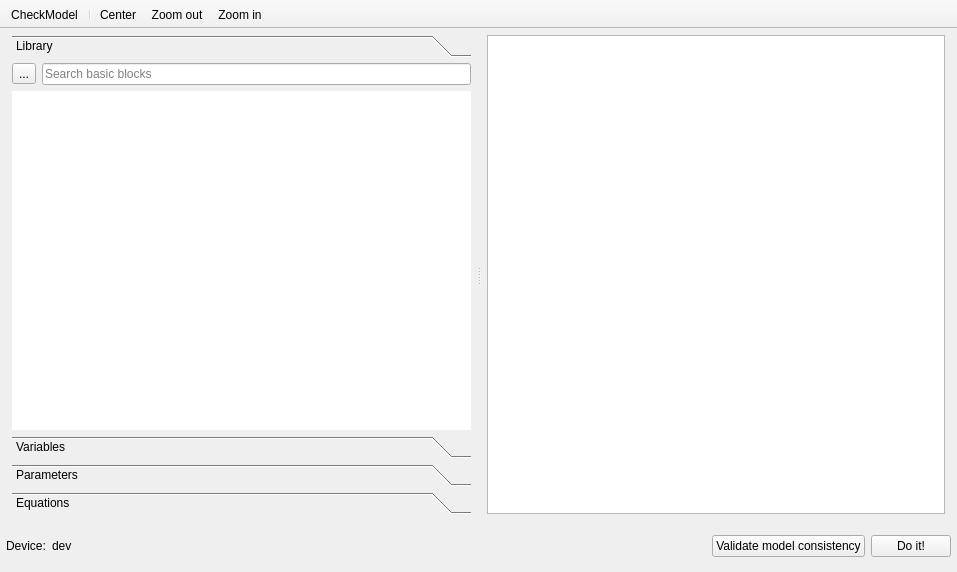
SanPen/VeraGrid, file src/VeraGrid/Gui/DynamicModelEditor/block_editor.ui: the form before one commit.
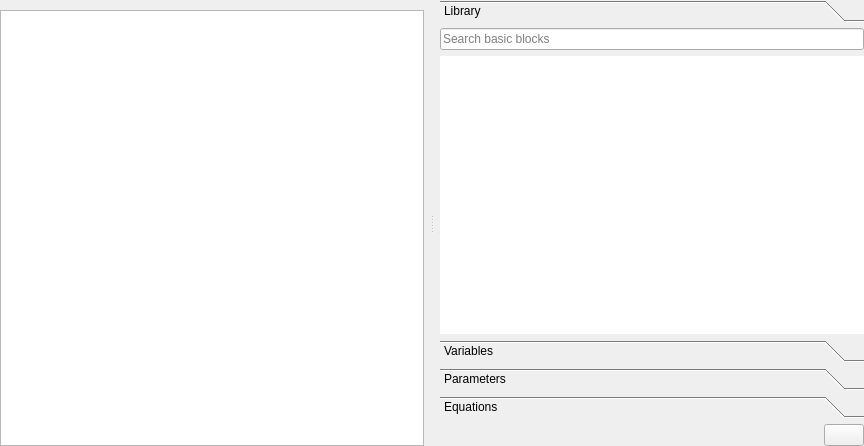
The form after the commit. Icons and pictures are not drawn.

The edit to the form file:
```diff
--- a/src/VeraGrid/Gui/DynamicModelEditor/block_editor.ui
+++ b/src/VeraGrid/Gui/DynamicModelEditor/block_editor.ui
@@ -6,8 +6,8 @@
    <rect>
     <x>0</x>
     <y>0</y>
-    <width>957</width>
-    <height>572</height>
+    <width>864</width>
+    <height>446</height>
    </rect>
   </property>
   <property name="windowTitle">
@@ -16,16 +16,16 @@
   <widget class="QWidget" name="centralwidget">
    <layout class="QVBoxLayout" name="verticalLayout">
     <property name="leftMargin">
-     <number>6</number>
+     <number>0</number>
     </property>
     <property name="topMargin">
      <number>0</number>
     </property>
     <property name="rightMargin">
-     <number>6</number>
+     <number>0</number>
     </property>
     <property name="bottomMargin">
-     <number>6</number>
+     <number>0</number>
     </property>
     <item>
      <widget class="QFrame" name="frame_3">
@@ -37,22 +37,47 @@
       </property>
       <layout class="QVBoxLayout" name="verticalLayout_2">
        <property name="leftMargin">
-        <number>6</number>
+        <number>0</number>
        </property>
        <property name="topMargin">
-        <number>6</number>
+        <number>0</number>
        </property>
        <property name="rightMargin">
-        <number>6</number>
+        <number>0</number>
        </property>
        <property name="bottomMargin">
-        <number>6</number>
+        <number>0</number>
        </property>
        <item>
         <widget class="QSplitter" name="splitter">
          <property name="orientation">
           <enum>Qt::Orientation::Horizontal</enum>
          </property>
+         <widget class="QFrame" name="frame_7">
+          <property name="frameShape">
+           <enum>QFrame::Shape::NoFrame</enum>
+          </property>
+          <property name="frameShadow">
+           <enum>QFrame::Shadow::Raised</enum>
+          </property>
+          <layout class="QVBoxLayout" name="verticalLayout_3">
+           <property name="leftMargin">
+            <number>0</number>
+           </property>
+           <property name="topMargin">
+            <number>10</number>
+           </property>
+           <property name="rightMargin">
+            <number>6</number>
+           </property>
+           <property name="bottomMargin">
+            <number>0</number>
+           </property>
+           <item>
+            <widget class="QGraphicsView" name="graphicsView"/>
+           </item>
+          </layout>
+         </widget>
          <widget class="QFrame" name="frame">
           <property name="frameShape">
            <enum>QFrame::Shape::NoFrame</enum>
@@ -62,13 +87,13 @@
           </property>
           <layout class="QVBoxLayout" name="verticalLayout_6">
            <property name="leftMargin">
-            <number>0</number>
+            <number>6</number>
            </property>
            <property name="topMargin">
             <number>0</number>
            </property>
            <property name="rightMargin">
-            <number>6</number>
+            <number>0</number>
            </property>
            <property name="bottomMargin">
             <number>0</number>
@@ -83,8 +108,8 @@
                <rect>
                 <x>0</x>
                 <y>0</y>
-                <width>459</width>
-                <height>318</height>
+                <width>424</width>
+                <height>288</height>
                </rect>
               </property>
               <attribute name="label">
@@ -124,13 +149,6 @@
                   <property name="bottomMargin">
                    <number>0</number>
                   </property>
-                  <item>
-                   <widget class="QToolButton" name="librarySearchButton">
-                    <property name="text">
-                     <string>...</string>
-                    </property>
-                   </widget>
-                  </item>
                   <item>
                    <widget class="QLineEdit" name="librarySearchLineEdit">
                     <property name="placeholderText">
@@ -254,53 +272,15 @@
              </widget>
             </widget>
            </item>
-          </layout>
-         </widget>
-         <widget class="QFrame" name="frame_7">
-          <property name="frameShape">
-           <enum>QFrame::Shape::NoFrame</enum>
-          </property>
-          <property name="frameShadow">
-           <enum>QFrame::Shadow::Raised</enum>
-          </property>
-          <layout class="QVBoxLayout" name="verticalLayout_3">
-           <property name="leftMargin">
-            <number>6</number>
-           </property>
-           <property name="topMargin">
-            <number>0</number>
-           </property>
-           <property name="rightMargin">
-            <number>0</number>
-           </property>
-           <property name="bottomMargin">
-            <number>0</number>
-           </property>
            <item>
-            <widget class="QGraphicsView" name="graphicsView"/>
-           </item>
-          </layout>
-         </widget>
-        </widget>
-       </item>
-      </layout>
-     </widget>
-    </item>
-    <item>
-     <widget class="QFrame" name="frame_2">
-      <property name="maximumSize">
-       <size>
-        <width>16777215</width>
-        <height>40</height>
-       </size>
-      </property>
+            <widget class="QFrame" name="frame_4">
       <property name="frameShape">
        <enum>QFrame::Shape::NoFrame</enum>
       </property>
       <property name="frameShadow">
        <enum>QFrame::Shadow::Raised</enum>
       </property>
-      <layout class="QHBoxLayout" name="horizontalLayout_2">
+             <layout class="QHBoxLayout" name="horizontalLayout">
        <property name="leftMargin">
         <number>0</number>
        </property>
@@ -313,17 +293,10 @@
        <property name="bottomMargin">
         <number>0</number>
        </property>
-       <item>
-        <widget class="QLabel" name="currently_editing_object_label">
-         <property name="text">
-          <string>Device:</string>
-         </property>
-        </widget>
-       </item>
        <item>
         <widget class="QLabel" name="deviceLabel">
          <property name="text">
-          <string>dev</string>
+                 <string/>
          </property>
         </widget>
        </item>
@@ -334,27 +307,21 @@
          </property>
          <property name="sizeHint" stdset="0">
           <size>
-           <width>859</width>
+                  <width>40</width>
            <height>20</height>
           </size>
          </property>
         </spacer>
        </item>
-       <item>
-        <widget class="QPushButton" name="validateConsistencyButton">
-         <property name="toolTip">
-          <string>&lt;html&gt;&lt;head/&gt;&lt;body&gt;&lt;p&gt;&lt;span style=&quot; font-weight:700;&quot;&gt;Model consistency validation&lt;/span&gt;&lt;/p&gt;&lt;p&gt;Run an informational validation of the edited model structure, mappings, initialization, and port connectivity. This check reports issues but does not block saving the model.&lt;/p&gt;&lt;/body&gt;&lt;/html&gt;</string>
-         </property>
-         <property name="text">
-          <string>Validate model consistency</string>
-         </property>
-        </widget>
-       </item>
        <item>
         <widget class="QPushButton" name="doItButton">
          <property name="text">
-          <string>Do it!</string>
-         </property>
+                 <string/>
+                </property>
+                <property name="icon">
+                 <iconset resource="../Icons/icons.qrc">
+                  <normaloff>:/Icons/icons/accept.png</normaloff>:/Icons/icons/accept.png</iconset>
+                </property>
         </widget>
        </item>
       </layout>
@@ -362,86 +329,13 @@
     </item>
    </layout>
   </widget>
-  <widget class="QMenuBar" name="menuBar">
-   <property name="geometry">
-    <rect>
-     <x>0</x>
-     <y>0</y>
-     <width>957</width>
-     <height>23</height>
-    </rect>
-   </property>
-  </widget>
-  <widget class="QToolBar" name="toolBar">
-   <property name="windowTitle">
-    <string>toolBar</string>
-   </property>
-   <property name="movable">
-    <bool>false</bool>
-   </property>
-   <property name="floatable">
-    <bool>false</bool>
-   </property>
-   <attribute name="toolBarArea">
-    <enum>TopToolBarArea</enum>
-   </attribute>
-   <attribute name="toolBarBreak">
-    <bool>false</bool>
-   </attribute>
-   <addaction name="block_editor_actionCheckModel"/>
-   <addaction name="separator"/>
-   <addaction name="actionCenter"/>
-   <addaction name="actionZoom_out"/>
-   <addaction name="actionZoom_in"/>
-  </widget>
-  <action name="block_editor_actionCheckModel">
-   <property name="icon">
-    <iconset resource="../Icons/icons.qrc">
-     <normaloff>:/Icons/icons/calculator.png</normaloff>:/Icons/icons/calculator.png</iconset>
-   </property>
-   <property name="text">
-    <string>CheckModel</string>
-   </property>
-   <property name="menuRole">
-    <enum>QAction::MenuRole::NoRole</enum>
-   </property>
-  </action>
-  <action name="actionCenter">
-   <property name="icon">
-    <iconset resource="../Icons/icons.qrc">
-     <normaloff>:/Icons/icons/resize.png</normaloff>:/Icons/icons/resize.png</iconset>
-   </property>
-   <property name="text">
-    <string>Center</string>
-   </property>
-   <property name="menuRole">
-    <enum>QAction::MenuRole::NoRole</enum>
-   </property>
-  </action>
-  <action name="actionZoom_in">
-   <property name="icon">
-    <iconset resource="../Icons/icons.qrc">
-     <normaloff>:/Icons/icons/zoom_in.png</normaloff>:/Icons/icons/zoom_in.png</iconset>
-   </property>
-   <property name="text">
-    <string>Zoom in</string>
-   </property>
-   <property name="menuRole">
-    <enum>QAction::MenuRole::NoRole</enum>
-   </property>
-  </action>
-  <action name="actionZoom_out">
-   <property name="icon">
-    <iconset resource="../Icons/icons.qrc">
-     <normaloff>:/Icons/icons/zoom_out.png</normaloff>:/Icons/icons/zoom_out.png</iconset>
-   </property>
-   <property name="text">
-    <string>Zoom out</string>
-   </property>
-   <property name="menuRole">
-    <enum>QAction::MenuRole::NoRole</enum>
-   </property>
-  </action>
+        </widget>
+       </item>
+      </layout>
+     </widget>
+    </item>
+   </layout>
+  </widget>
  </widget>
  <resources>
   <include location="../Icons/icons.qrc"/>
```
Left out of the diff: 14 changed lines with no effect on the pictures. Lines whose indentation alone changed are shown as unchanged.
